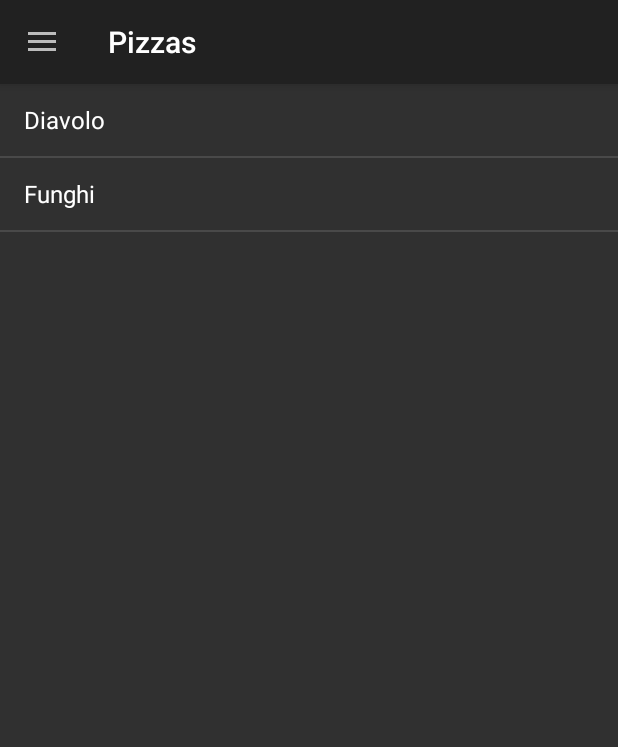
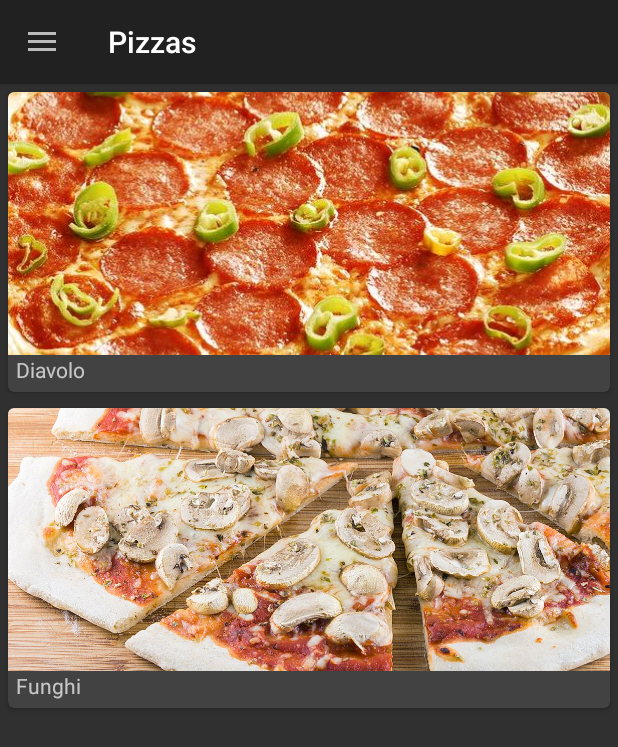
Before and after one commit to SuperBigBang/BitsandPizzas, an Android app: the screen it shows after launch (MainActivity), after a tap on "Pizzas", on a phone screen of 412 x 824 dp. Shown: the top 747 px of the screen. Run offline under Robolectric (Android 15) with nearby library versions, the phone set to English and light mode, and no system bars; 1 statement that could not run was skipped; 1 other tap on this screen came first.

Commit message:
feat: PizzaMaterialFragment and Adapter to RecyclerView realize

```diff
--- /dev/null
+++ b/app/src/main/java/com/hfad/bitsandpizzas/CaptionedImagesAdapter.java
@@ -0,0 +1,55 @@
+package com.hfad.bitsandpizzas;
+
+import android.graphics.drawable.Drawable;
+import android.support.v7.widget.CardView;
+import android.support.v7.widget.RecyclerView;
+import android.view.LayoutInflater;
+import android.view.ViewGroup;
+import android.widget.ImageView;
+import android.widget.TextView;
+
+class CaptionedImagesAdapter extends RecyclerView.Adapter<CaptionedImagesAdapter.ViewHolder> {
+    private String[] captions;
+    private int[] imageIds;
+
+    public CaptionedImagesAdapter(String[] captions, int[] imageIds) {
+        this.captions = captions;
+        this.imageIds = imageIds;
+    }
+
+    @Override
+    public CaptionedImagesAdapter.ViewHolder onCreateViewHolder(
+            ViewGroup parent, int viewType) {
+        CardView cv = (CardView) LayoutInflater.from(parent.getContext())
+                .inflate(R.layout.card_captioned_image, parent, false);
+        return new ViewHolder(cv);
+    }   //Создание нового представления
+
+    @Override
+    public void onBindViewHolder(ViewHolder holder, int position) {
+        CardView cardView = holder.cardView;
+        ImageView imageView = cardView.findViewById(R.id.info_image);
+        Drawable drawable = cardView.getResources().getDrawable(imageIds[position]);
+        imageView.setImageDrawable(drawable);
+        imageView.setContentDescription(captions[position]);
+        TextView textView = cardView.findViewById(R.id.info_text);
+        textView.setText(captions[position]);
+        //Заполнение заданного представления данными
+    }
+
+    @Override
+    public int getItemCount() {
+        return captions.length;
+        //Возвращает количество вариантов в наборе данных
+    }
+
+    //Предоставляет ссылку на представления, используемые в RecyclerView
+    public static class ViewHolder extends RecyclerView.ViewHolder {
+        private CardView cardView;
+
+        public ViewHolder(CardView v) {
+            super(v);
+            cardView = v;
+        }//Определение класса ViewHolder
+    }
+}
--- a/app/src/main/java/com/hfad/bitsandpizzas/MainActivity.java
+++ b/app/src/main/java/com/hfad/bitsandpizzas/MainActivity.java
@@ -45,7 +45,7 @@ selectItem(position);
         Fragment fragment;
         switch (position) {
             case 1:
-                fragment = new PizzaFragment();
+                fragment = new PizzaMaterialFragment();
                 break;
             case 2:
                 fragment = new PastaFragment();
@@ -76,8 +76,8 @@ selectItem(position);
         super.onCreate(savedInstanceState);
         setContentView(R.layout.activity_main);
         titles = getResources().getStringArray(R.array.titles);
-        drawerList = (ListView) findViewById(R.id.drawer);
-        drawerLayout= (DrawerLayout) findViewById(R.id.drawer_layout);
+        drawerList = findViewById(R.id.drawer);
+        drawerLayout = findViewById(R.id.drawer_layout);
         drawerLayout.addDrawerListener(drawerToggle);
         drawerList.setAdapter(new ArrayAdapter<String>(this, android.R.layout.simple_list_item_activated_1, titles)); //simple_list_item_activated_1 этот режим обозначает, что вариано на котором щёлкнул пользователь, выделяется подсветкой
         drawerList.setOnItemClickListener(new DrawerItemClickListener());
@@ -108,7 +108,10 @@ selectItem(position);
                 FragmentManager fragMan = getFragmentManager();
                 Fragment fragment = fragMan.findFragmentByTag("visible_fragment");
                 if (fragment instanceof TopFragment){currentPosition=0;}
-                if (fragment instanceof PizzaFragment){currentPosition=1;}
+                //    if (fragment instanceof PizzaFragment){currentPosition=1;}
+                if (fragment instanceof PizzaMaterialFragment) {
+                    currentPosition = 1;
+                }
                 if (fragment instanceof PastaFragment){currentPosition=2;}
                 if (fragment instanceof StoresFragment){currentPosition=3;}
                 setActionBarTitle(currentPosition);
--- /dev/null
+++ b/app/src/main/java/com/hfad/bitsandpizzas/PizzaMaterialFragment.java
@@ -0,0 +1,34 @@
+package com.hfad.bitsandpizzas;
+
+import android.app.Fragment;
+import android.os.Bundle;
+import android.support.v7.widget.LinearLayoutManager;
+import android.support.v7.widget.RecyclerView;
+import android.view.LayoutInflater;
+import android.view.View;
+import android.view.ViewGroup;
+
+public class PizzaMaterialFragment extends Fragment {
+    @Override
+    public View onCreateView(LayoutInflater inflater, ViewGroup container,
+                             Bundle savedInstanceState) {
+        RecyclerView pizzaRecycler = (RecyclerView) inflater.inflate(
+                R.layout.fragment_pizza_material, container, false);
+
+        String[] pizzaNames = new String[Pizza.pizzas.length];
+        for (int i = 0; i < pizzaNames.length; i++) {
+            pizzaNames[i] = Pizza.pizzas[i].getName();
+        }
+
+        int[] pizzaImages = new int[Pizza.pizzas.length];
+        for (int i = 0; i < pizzaImages.length; i++) {
+            pizzaImages[i] = Pizza.pizzas[i].getImageResourceId();
+        }
+
+        CaptionedImagesAdapter adapter = new CaptionedImagesAdapter(pizzaNames, pizzaImages);
+        pizzaRecycler.setAdapter(adapter);
+        LinearLayoutManager layoutManager = new LinearLayoutManager(getActivity());
+        pizzaRecycler.setLayoutManager(layoutManager);
+        return pizzaRecycler;
+    }
+}
--- /dev/null
+++ b/app/src/main/res/layout/card_captioned_image.xml
@@ -0,0 +1,28 @@
+<android.support.v7.widget.CardView xmlns:android="http://schemas.android.com/apk/res/android"
+    xmlns:card_view="http://schemas.android.com/apk/res-auto"
+    android:id="@+id/card_view"
+    android:layout_width="match_parent"
+    android:layout_height="200dp"
+    android:layout_margin="5dp"
+    card_view:cardCornerRadius="4dp">
+
+    <LinearLayout
+        android:layout_width="match_parent"
+        android:layout_height="fill_parent"
+        android:orientation="vertical">
+
+        <ImageView
+            android:id="@+id/info_image"
+            android:layout_width="match_parent"
+            android:layout_height="0dp"
+            android:layout_weight="1.0"
+            android:scaleType="centerCrop" />
+
+        <TextView
+            android:id="@+id/info_text"
+            android:layout_width="match_parent"
+            android:layout_height="wrap_content"
+            android:layout_marginBottom="5dp"
+            android:layout_marginLeft="5dp" />
+    </LinearLayout>
+</android.support.v7.widget.CardView>
--- /dev/null
+++ b/app/src/main/res/layout/fragment_pizza_material.xml
@@ -0,0 +1,6 @@
+<?xml version="1.0" encoding="utf-8"?>
+<android.support.v7.widget.RecyclerView xmlns:android="http://schemas.android.com/apk/res/android"
+    android:id="@+id/pizza_recycler"
+    android:layout_width="match_parent"
+    android:layout_height="match_parent"
+    android:scrollbars="vertical" />
```
